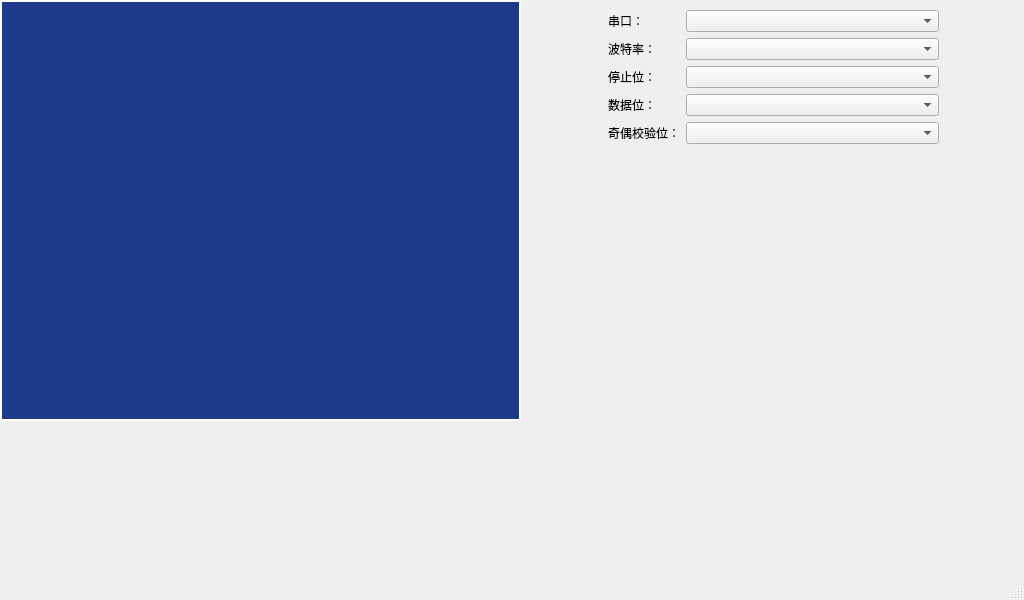
YiHangCalm/WorldSkillsCompetition, file Ltem_Sorting/myserial.ui: the form before one commit.
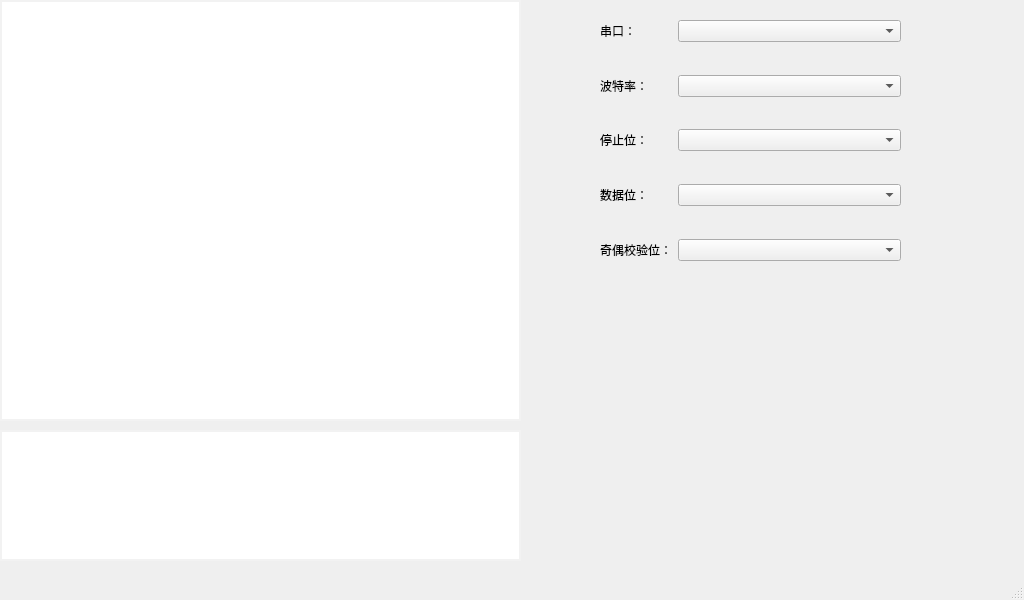
The form after the commit. Icons and pictures are not drawn.

The edit to the form file:
```diff
--- a/Ltem_Sorting/myserial.ui
+++ b/Ltem_Sorting/myserial.ui
@@ -21,11 +21,19 @@
     background-repeat: no-repeat; 
   
 }
+
 #textEdit {
-    background-color: #1E3A8A;
-    border: 2px solid white;  
+    background-color: #FFFFFF;  /* �����ı����ı���ɫ */
+    border: 2px solid #F2F2F2;  /* ǳ��ɫ�߿� */
     font-size: 16px;      
-    color: white;            
+    color: black;            
+}
+#plainTextEdit
+ {
+    background-color: #FFFFFF;  /* �����ı����ı���ɫ */
+    border: 2px solid #F2F2F2;  /* ǳ��ɫ�߿� */
+    font-size: 16px;      
+    color: black;            
 }
 #centralwidget {
     background: transparent;
@@ -35,7 +43,7 @@
        margin: 0; 
 }
 QPushButton#exButton {
-    border-image: url(:/new/btn/Rese/exmode.png);
+    border-image: url(:/new/btn/Rese/exmenu.png);
     
      width: 200;  
     height: 80px; 
@@ -43,22 +51,31 @@
 	border: none;
 }
 QPushButton#open {
-    border-image: url(:/new/btn/Rese/exmode.png);
+    border-image: url(:/new/btn/Rese/openserial.png);
     
      width: 200;  
     height: 80px; 
 	font-size: 16px;
 	border: none;
-}</string>
+}
+QPushButton#senddata {
+    border-image: url(:/new/btn/Rese/send.png);
+    
+     width: 200;  
+    height: 80px; 
+	font-size: 16px;
+	border: none;
+}
+</string>
   </property>
   <widget class="QWidget" name="centralwidget">
    <widget class="QWidget" name="widget" native="true">
     <property name="geometry">
      <rect>
-      <x>608</x>
-      <y>10</y>
-      <width>331</width>
-      <height>201</height>
+      <x>600</x>
+      <y>20</y>
+      <width>301</width>
+      <height>241</height>
      </rect>
     </property>
     <layout class="QFormLayout" name="formLayout">
@@ -72,53 +89,105 @@
      <item row="0" column="1">
       <widget class="QComboBox" name="serial"/>
      </item>
-     <item row="1" column="0">
+     <item row="2" column="0">
       <widget class="QLabel" name="label_2">
        <property name="text">
         <string>波特率：</string>
        </property>
       </widget>
      </item>
-     <item row="1" column="1">
+     <item row="2" column="1">
       <widget class="QComboBox" name="baudrate"/>
      </item>
-     <item row="2" column="0">
+     <item row="4" column="0">
       <widget class="QLabel" name="label_3">
        <property name="text">
         <string>停止位：</string>
        </property>
       </widget>
      </item>
-     <item row="2" column="1">
+     <item row="4" column="1">
       <widget class="QComboBox" name="stop"/>
      </item>
-     <item row="3" column="0">
+     <item row="6" column="0">
       <widget class="QLabel" name="label_4">
        <property name="text">
         <string>数据位：</string>
        </property>
       </widget>
      </item>
-     <item row="3" column="1">
+     <item row="6" column="1">
       <widget class="QComboBox" name="data"/>
      </item>
-     <item row="4" column="0">
+     <item row="8" column="0">
       <widget class="QLabel" name="label_5">
        <property name="text">
         <string>奇偶校验位：</string>
        </property>
       </widget>
      </item>
-     <item row="4" column="1">
+     <item row="8" column="1">
       <widget class="QComboBox" name="parity"/>
      </item>
+     <item row="7" column="1">
+      <spacer name="verticalSpacer">
+       <property name="orientation">
+        <enum>Qt::Vertical</enum>
+       </property>
+       <property name="sizeHint" stdset="0">
+        <size>
+         <width>20</width>
+         <height>40</height>
+        </size>
+       </property>
+      </spacer>
+     </item>
+     <item row="5" column="1">
+      <spacer name="verticalSpacer_2">
+       <property name="orientation">
+        <enum>Qt::Vertical</enum>
+       </property>
+       <property name="sizeHint" stdset="0">
+        <size>
+         <width>20</width>
+         <height>40</height>
+        </size>
+       </property>
+      </spacer>
+     </item>
+     <item row="3" column="1">
+      <spacer name="verticalSpacer_3">
+       <property name="orientation">
+        <enum>Qt::Vertical</enum>
+       </property>
+       <property name="sizeHint" stdset="0">
+        <size>
+         <width>20</width>
+         <height>40</height>
+        </size>
+       </property>
+      </spacer>
+     </item>
+     <item row="1" column="1">
+      <spacer name="verticalSpacer_4">
+       <property name="orientation">
+        <enum>Qt::Vertical</enum>
+       </property>
+       <property name="sizeHint" stdset="0">
+        <size>
+         <width>20</width>
+         <height>40</height>
+        </size>
+       </property>
+      </spacer>
+     </item>
     </layout>
    </widget>
    <widget class="QPushButton" name="open">
     <property name="geometry">
      <rect>
-      <x>720</x>
-      <y>210</y>
+      <x>670</x>
+      <y>290</y>
       <width>181</width>
       <height>61</height>
      </rect>
@@ -140,8 +209,8 @@
    <widget class="QPushButton" name="exButton">
     <property name="geometry">
      <rect>
-      <x>720</x>
-      <y>360</y>
+      <x>760</x>
+      <y>470</y>
       <width>181</width>
       <height>61</height>
      </rect>
@@ -150,6 +219,29 @@
      <string/>
     </property>
    </widget>
+   <widget class="QPushButton" name="senddata">
+    <property name="geometry">
+     <rect>
+      <x>570</x>
+      <y>470</y>
+      <width>171</width>
+      <height>61</height>
+     </rect>
+    </property>
+    <property name="text">
+     <string/>
+    </property>
+   </widget>
+   <widget class="QPlainTextEdit" name="plainTextEdit">
+    <property name="geometry">
+     <rect>
+      <x>0</x>
+      <y>430</y>
+      <width>521</width>
+      <height>131</height>
+     </rect>
+    </property>
+   </widget>
   </widget>
   <widget class="QMenuBar" name="menubar">
    <property name="geometry">
```
